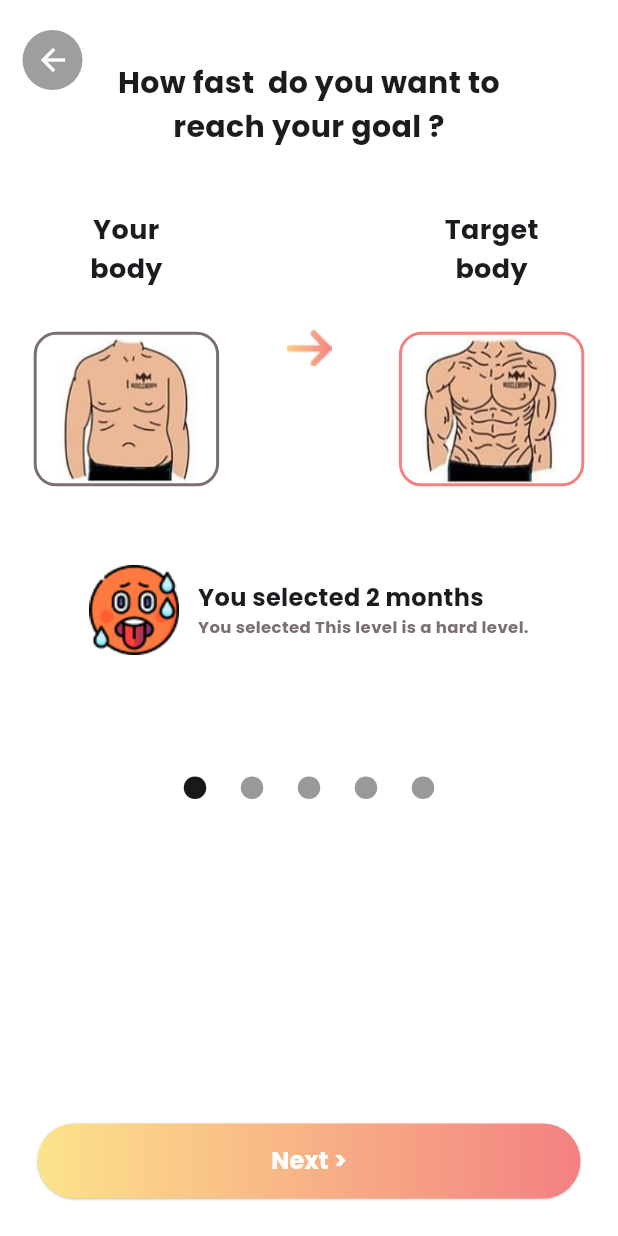
After one commit to teerutt/FitPang, a Flutter app: the GoalPeriod screen opened directly, on a phone screen of 412 x 824 dp. The commit adds this screen. Run offline on Flutter 3.47's test engine with Material 3 defaults, Android fonts, the phone set to English and light mode, and no system bars; drawn by our look-alikes of carousel_slider; our stand-ins replace percent_indicator.

Commit message:
add goal period page

```diff
--- a/lib/view/complete_profile/current_body.dart
+++ b/lib/view/complete_profile/current_body.dart
@@ -114,8 +114,8 @@ class _CurrentBodyState extends State<CurrentBody> {
                               decoration: BoxDecoration(
                                 color: TColor.white,
                                 border: Border.all(
-                                  color: TColor.primaryColor1,
-                                  width: 5.0,
+                                  color: TColor.gray,
+                                  width: 3.0,
                                 ),
                                 borderRadius: BorderRadius.circular(25),
                               ),
@@ -145,7 +145,7 @@ class _CurrentBodyState extends State<CurrentBody> {
                           onTap: () =>
                               buttonCarouselController.animateToPage(entry.key),
                           child: Container(
-                            width: 12.0,
+                            width: 24.0,
                             height: 12.0,
                             margin:
                                 EdgeInsets.symmetric(vertical: 8.0, horizontal: 4.0),
@@ -163,7 +163,7 @@ class _CurrentBodyState extends State<CurrentBody> {
                   ),
 
                   SizedBox(
-                    height: media.width * 0.1,
+                    height: media.width * 0.05,
                   ),
 
                   // !!! Estimated Body Fat (grey box) !!!
--- a/lib/view/complete_profile/desired_body.dart
+++ b/lib/view/complete_profile/desired_body.dart
@@ -1,3 +1,4 @@
+import 'package:fitpang/view/complete_profile/goal_period.dart';
 import 'package:flutter/material.dart';
 import 'package:fitpang/common/color_extension.dart';
 import 'package:fitpang/common_widget/round_button.dart';
@@ -128,8 +129,8 @@ class _DesiredBodyState extends State<DesiredBody> {
                               decoration: BoxDecoration(
                                 color: TColor.white,
                                 border: Border.all(
-                                  color: TColor.primaryColor1,
-                                  width: 5.0,
+                                  color: TColor.gray,
+                                  width: 3.0,
                                 ),
                                 borderRadius: BorderRadius.circular(25),
                               ),
@@ -159,7 +160,7 @@ class _DesiredBodyState extends State<DesiredBody> {
                           onTap: () =>
                               buttonCarouselController.animateToPage(entry.key),
                           child: Container(
-                            width: 12.0,
+                            width: 22.0,
                             height: 12.0,
                             margin:
                                 EdgeInsets.symmetric(vertical: 8.0, horizontal: 4.0),
@@ -177,7 +178,7 @@ class _DesiredBodyState extends State<DesiredBody> {
                   ),
 
                   SizedBox(
-                    height: media.width * 0.1,
+                    height: media.width * 0.05,
                   ),
 
                   // !!! Estimated Body Fat (grey box) !!!
@@ -256,7 +257,7 @@ class _DesiredBodyState extends State<DesiredBody> {
                       Navigator.push(
                         context,
                         MaterialPageRoute(
-                          builder: (context) => const WelcomeView(),
+                          builder: (context) => const GoalPeriod(),
                         ),
                       );
                     },
--- /dev/null
+++ b/lib/view/complete_profile/goal_period.dart
@@ -0,0 +1,326 @@
+import 'package:flutter/material.dart';
+import 'package:fitpang/common/color_extension.dart';
+import 'package:fitpang/common_widget/round_button.dart';
+
+import 'package:carousel_slider/carousel_slider.dart';
+import 'package:fitpang/view/login/welcome_view.dart';
+
+class GoalPeriod extends StatefulWidget {
+  const GoalPeriod({super.key});
+
+  @override
+  State<GoalPeriod> createState() => _GoalPeriodState();
+}
+
+class _GoalPeriodState extends State<GoalPeriod> {
+
+  int _current = 0;
+  CarouselController buttonCarouselController = CarouselController();
+
+  List periodArr = [
+    {
+      "image": "assets/img/period_month_hard.png",
+      "title": "2 months",
+      "suggestion": "This level is a hard level.",
+      "tag": "0"
+    },
+    {
+      "image": "assets/img/period_month_medium.png",
+      "title": "4 months",
+      "suggestion": "This level is a medium level.",
+      "tag": "1"
+    },
+    {
+      "image": "assets/img/period_month_medium.png",
+      "title": "6 months",
+      "suggestion": "This level is a medium level.",
+      "tag": "2"
+    },
+    {
+      "image": "assets/img/period_month_easy.png",
+      "title": "8 months",
+      "suggestion": "This level is a easy level.",
+      "tag": "3"
+    },
+    {
+      "image": "assets/img/period_month_easy.png",
+      "title": "10 months",
+      "suggestion": "This level is a easy level.",
+      "tag": "4"
+    }
+  ];
+
+  @override
+  Widget build(BuildContext context) {
+    var media = MediaQuery.of(context).size;
+    return Scaffold(
+      backgroundColor: TColor.white,
+      body: SafeArea(
+        child: Stack(
+          children: [
+            Positioned(
+              top: 20,
+              left: 15,
+              child: Container(
+                width: 40,
+                height: 40,
+                decoration: BoxDecoration(
+                  shape: BoxShape.circle,
+                  color: Colors.grey, // Background color of the circle
+                ),
+                padding: const EdgeInsets.all(0.25),
+                child: IconButton(
+                  icon: Icon(Icons.arrow_back),
+                  onPressed: () {
+                    Navigator.of(context).pop();
+                  },
+                  color: Colors.white, // Icon color
+                ),
+              ),
+            ),
+            Positioned(
+              child: Column(
+                mainAxisAlignment: MainAxisAlignment.start,
+                children: [
+                  SizedBox(
+                    height: media.width * 0.1,
+                  ),
+                  Text(
+                    "How fast  do you want to\nreach your goal ?",
+                    textAlign: TextAlign.center,
+                    style: TextStyle(
+                        fontSize: 20,
+                        fontWeight: FontWeight.w700,
+                        color: TColor.black),
+                  ),
+                  SizedBox(
+                    height: media.width * 0.1,
+                  ),
+                  Row(
+                    mainAxisAlignment: MainAxisAlignment.spaceAround,
+                    children: [
+                      Column(
+                        children: [
+                          const Text(
+                            "Your\nbody",
+                            style: TextStyle(
+                              fontSize: 18,
+                              fontWeight: FontWeight.w700
+                            ),
+                            textAlign: TextAlign.center,
+                          ),
+                          SizedBox(
+                            height: media.width * 0.07,
+                          ),
+                          Container(
+                            width: media.width * 0.3,
+                            height: media.width * 0.25,
+                            decoration: BoxDecoration(
+                              border: Border.all(
+                                color: TColor.gray,
+                                width: 2.0,
+                              ),
+                              borderRadius: BorderRadius.circular(15)
+                            ),
+                            child: Image.asset(
+                              "assets/img/bodymen.png",
+                              // fit: BoxFit.cover,
+                            ),
+                          )
+                        ],
+                      ),
+                      Image.asset("assets/img/right_arrow.png"),
+                      Column(
+                        children: [
+                          const Text(
+                            "Target\nbody",
+                            style: TextStyle(
+                              fontSize: 18,
+                              fontWeight: FontWeight.w700
+                            ),
+                            textAlign: TextAlign.center,
+                          ),
+                          SizedBox(
+                            height: media.width * 0.07,
+                          ),
+                          Container(
+                            width: media.width * 0.3,
+                            height: media.width * 0.25,
+                            decoration: BoxDecoration(
+                              border: Border.all(
+                                color: TColor.primaryColor1,
+                                width: 2.0,
+                              ),
+                              borderRadius: BorderRadius.circular(15)
+                            ),
+                            child: Image.asset(
+                              "assets/img/desired_body2.png",
+                              // fit: BoxFit.cover,
+                            ),
+                          ),
+                        ],
+                      ),
+                      // RichText(
+                      //   text: TextSpan(
+                      //     children: [
+                      //       TextSpan(
+                      //         text: "Target\n",
+                      //         style: TextStyle(
+                      //           color: TColor.primaryColor1,
+                      //           fontSize: 20,
+                      //           fontWeight: FontWeight.w700,
+                      //         ),
+                      //       ),
+                      //       TextSpan(
+                      //         text: "body",
+                      //         style: TextStyle(
+                      //           color: TColor.black,
+                      //           fontSize: 28,
+                      //           fontWeight: FontWeight.w700,
+                      //         ),
+                      //       ),
+                      //     ],
+                      //   ),
+                      // ),
+                      // Column(
+                      //   children: [
+                      //     Text(
+                      //       "Target\nbody",
+                      //       style: TextStyle(
+                      //         fontSize: 20,
+                      //         fontWeight: FontWeight.w700
+                      //       ),
+                      //       textAlign: TextAlign.center,
+                      //     ),
+                      //     // Additional content for "Target body" if needed
+                      //   ],
+                      // ),
+                    ],
+                  ),
+                  SizedBox(
+                    height: media.width * 0.1,
+                  ),
+                  // !!! Carousel Slider !!!
+                  Center(
+                    child: CarouselSlider(
+                      carouselController: buttonCarouselController,
+                      options: CarouselOptions(
+                        height: media.height * 0.1,
+                        autoPlay: false,
+                        enlargeCenterPage: true,
+                        viewportFraction: 0.9,
+                        aspectRatio: 0.74,
+                        initialPage: 0,
+                        onPageChanged: (index, reason) {
+                          setState(() {
+                            _current = index;
+                          });
+                        },
+                      ),
+                      items: periodArr.map((bObj) {
+                        return Builder(
+                          builder: (BuildContext context) {
+                            return Row(
+                                mainAxisAlignment: MainAxisAlignment.center,
+                                children: [
+                                  Image.asset(
+                                    bObj["image"].toString(),
+                                    fit: BoxFit.none,
+                                  ),
+                                  SizedBox(
+                                    width: media.width * 0.03,
+                                  ),
+                                  Column(
+                                    mainAxisAlignment: MainAxisAlignment.center,
+                                    crossAxisAlignment: CrossAxisAlignment.start,
+                                    children: [
+                                      Text(
+                                        "You selected ${periodArr[_current]["title"]}",
+                                        style: const TextStyle(
+                                          fontSize: 16,
+                                          fontWeight: FontWeight.w700
+                                        ),
+                                      ),
+                                      Text(
+                                        "You selected ${periodArr[_current]["suggestion"]}",
+                                        style: TextStyle(
+                                          fontSize: 11,
+                                          fontWeight: FontWeight.w700,
+                                          color: TColor.gray
+                                        ),
+                                      )
+                                    ]
+                                  ),
+                                ],
+                              // child: Image.asset(
+                              //   bObj["image"].toString(),
+                              //   // width: media.width * 0.5,
+                              //   // height: media.width * 0.5,
+                              //   fit: BoxFit.fill,
+                              // ),
+                            );
+                          },
+                        );
+                      }).toList(),
+                    )
+                  ),
+                  SizedBox(
+                    height: media.width * 0.15,
+                  ),
+                  // Carousel Indicators
+                  Positioned(
+                    child: Row(
+                      mainAxisAlignment: MainAxisAlignment.center,
+                      children: periodArr.asMap().entries.map((entry) {
+                        return GestureDetector(
+                          onTap: () =>
+                              buttonCarouselController.animateToPage(entry.key),
+                          child: Container(
+                            width: 30.0,
+                            height: 15.0,
+                            margin: const EdgeInsets.symmetric(vertical: 8.0, horizontal: 4.0),
+                            decoration: BoxDecoration(
+                              shape: BoxShape.circle,
+                              color: (Theme.of(context).brightness == Brightness.dark
+                                      ? Colors.white
+                                      : Colors.black)
+                                  .withOpacity(_current == entry.key ? 0.9 : 0.4),
+                            ),
+                          ),
+                        );
+                      }).toList(),
+                    ),
+                  ),
+
+                  SizedBox(
+                    height: media.width * 0.1,
+                  ),
+                ],
+              ),
+            ),
+            // !!! Confirm Button !!!
+            Expanded(
+              child: Align(
+                alignment: Alignment.bottomCenter,
+                child: Padding(
+                  padding: const EdgeInsets.all(25.0),
+                  child: RoundButton(
+                    title: "Next >",
+                    onPressed: () {
+                      Navigator.push(
+                        context,
+                        MaterialPageRoute(
+                          builder: (context) => const WelcomeView(),
+                        ),
+                      );
+                    },
+                  ),
+                ),
+              ),
+            ),
+          ],
+        ),
+      ),
+    );
+  }
+}
```
Also changed, not shown: assets/img/period_month_easy.png (added), assets/img/period_month_hard.png (added), assets/img/period_month_medium.png (added), assets/img/right_arrow.png (added).
